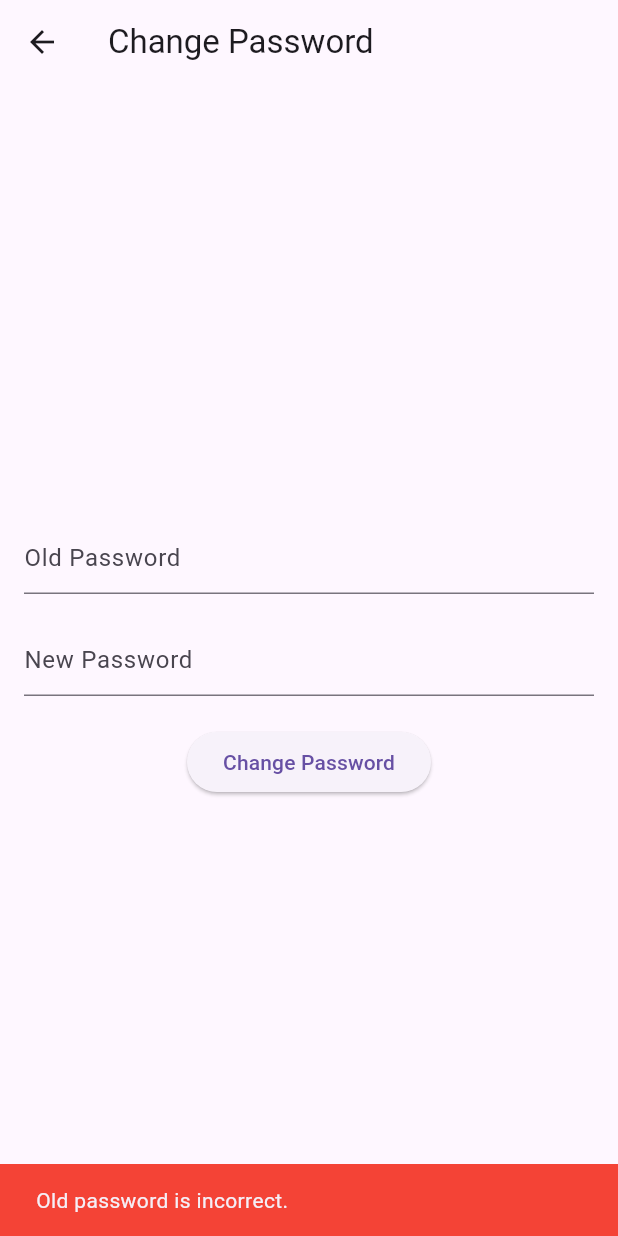
After one commit to mroggy123/Fit-Check-App, a Flutter app: the ChangePasswordPage screen opened directly, after a tap on "Change Password", on a phone screen of 412 x 824 dp. The commit adds this screen. Run offline on Flutter 3.47's test engine with Material 3 defaults, Android fonts, the phone set to English and light mode, and no system bars; our stand-ins replace shared_preferences, table_calendar; accounts and stored records are empty.

Commit message:
data stored and retrieved

```diff
--- /dev/null
+++ b/proj/lib/changepass.dart
@@ -0,0 +1,72 @@
+import 'package:flutter/material.dart';
+import 'package:shared_preferences/shared_preferences.dart';
+
+class ChangePasswordPage extends StatelessWidget {
+  final TextEditingController oldPasswordController = TextEditingController();
+  final TextEditingController newPasswordController = TextEditingController();
+
+  Future<void> _changePassword(BuildContext context) async {
+    SharedPreferences prefs = await SharedPreferences.getInstance();
+    String? storedPassword = prefs.getString('password');
+
+    if (oldPasswordController.text != storedPassword) {
+      ScaffoldMessenger.of(context).showSnackBar(
+        const SnackBar(
+          content: Text('Old password is incorrect.'),
+          backgroundColor: Colors.red,
+        ),
+      );
+      return;
+    }
+
+    await prefs.setString('password', newPasswordController.text);
+
+    ScaffoldMessenger.of(context).showSnackBar(
+      const SnackBar(
+        content: Text('Password changed successfully.'),
+        backgroundColor: Colors.green,
+      ),
+    );
+
+    // Clear the text fields after successful password change
+    oldPasswordController.clear();
+    newPasswordController.clear();
+  }
+
+  @override
+  Widget build(BuildContext context) {
+    return Scaffold(
+      appBar: AppBar(
+        title: const Text('Change Password'),
+      ),
+      body: Padding(
+        padding: const EdgeInsets.all(16.0),
+        child: Column(
+          mainAxisAlignment: MainAxisAlignment.center,
+          children: [
+            TextField(
+              controller: oldPasswordController,
+              obscureText: true,
+              decoration: InputDecoration(
+                hintText: 'Old Password',
+              ),
+            ),
+            const SizedBox(height: 20),
+            TextField(
+              controller: newPasswordController,
+              obscureText: true,
+              decoration: InputDecoration(
+                hintText: 'New Password',
+              ),
+            ),
+            const SizedBox(height: 20),
+            ElevatedButton(
+              onPressed: () => _changePassword(context),
+              child: const Text('Change Password'),
+            ),
+          ],
+        ),
+      ),
+    );
+  }
+}
--- a/proj/lib/login_page.dart
+++ b/proj/lib/login_page.dart
@@ -8,7 +8,7 @@ import 'package:proj/components/my_textfield.dart';
 
 class LoginPage extends StatelessWidget {
   LoginPage({super.key});
-
+  String check = 'a';
   final usernameController = TextEditingController();
   final passwordController = TextEditingController();
 
@@ -32,6 +32,8 @@ class LoginPage extends StatelessWidget {
     String storedPassword = prefs.getString('password') ?? '';
 
     if (username == storedUsername && password == storedPassword) {
+      check = 'b';
+      prefs.setString('key', 'check');
       Navigator.push(
         context,
         MaterialPageRoute(builder: (context) => FitCheck()),
```
Also changed, not shown: proj/lib/fit_check.dart (+74 -8 lines), proj/lib/fit_checking_model.dart (added, +41 -0 lines), proj/lib/history_page.dart (+63 -34 lines), proj/lib/main.dart (+30 -3 lines), proj/lib/my_textfield.dart (added, +25 -0 lines), proj/lib/shared_pref.dart (deleted, +0 -54 lines), proj/lib/signup_page.dart (+0 -12 lines), proj/analysis_options.yaml (line endings or trailing spaces), proj/lib/components/my_button.dart (line endings or trailing spaces), proj/lib/components/my_textfield.dart (line endings or trailing spaces), proj/pubspec.lock, proj/pubspec.yaml (line endings or trailing spaces), 81 other files.
